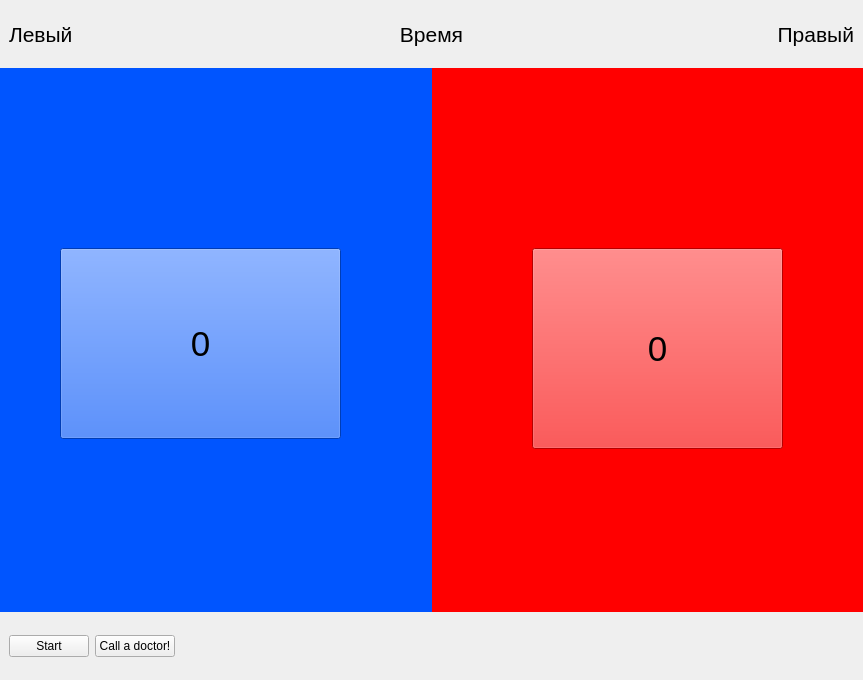
Before: the Qt Designer form PointFighting/fighting_table.ui in BarsukAlexey/xelarogi, drawn with Qt 5.
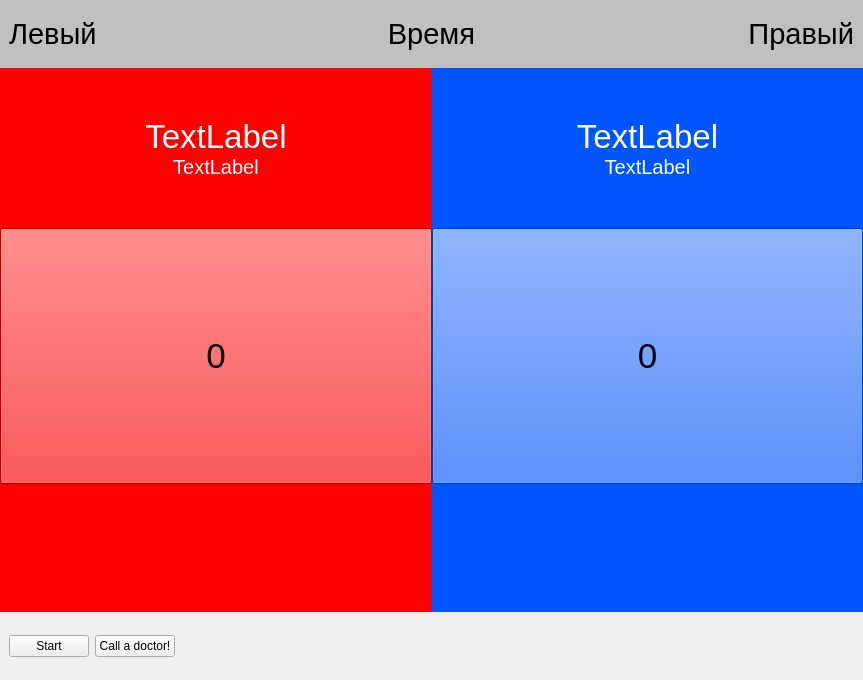
After: the same form once the commit is applied.

```diff
--- a/PointFighting/fighting_table.ui
+++ b/PointFighting/fighting_table.ui
@@ -33,11 +33,11 @@
     <widget class="QWidget" name="widgetRoof" native="true">
      <property name="font">
       <font>
-       <pointsize>16</pointsize>
+       <pointsize>22</pointsize>
       </font>
      </property>
      <property name="styleSheet">
-      <string notr="true"/>
+      <string notr="true">background-color: rgb(192, 192, 192);</string>
      </property>
      <layout class="QGridLayout" name="gridLayout_2">
       <item row="0" column="0">
@@ -70,54 +70,296 @@
      </layout>
     </widget>
    </item>
-   <item row="1" column="0">
-    <widget class="QWidget" name="widgetLeft" native="true">
-     <property name="styleSheet">
-      <string notr="true">background-color: rgb(0, 85, 255);</string>
-     </property>
-     <widget class="QPushButton" name="pushButtonPointLeft">
-      <property name="geometry">
-       <rect>
-        <x>60</x>
-        <y>180</y>
-        <width>281</width>
-        <height>191</height>
-       </rect>
-      </property>
-      <property name="font">
-       <font>
-        <pointsize>26</pointsize>
-       </font>
-      </property>
-      <property name="text">
-       <string>0</string>
-      </property>
-     </widget>
-    </widget>
-   </item>
    <item row="1" column="1">
     <widget class="QWidget" name="widgetRight" native="true">
      <property name="styleSheet">
-      <string notr="true">background-color: rgb(255, 0, 0);</string>
+      <string notr="true">background-color: rgb(0, 85, 255);</string>
      </property>
-     <widget class="QPushButton" name="pushButtonPointRight">
-      <property name="geometry">
-       <rect>
-        <x>100</x>
-        <y>180</y>
-        <width>251</width>
-        <height>201</height>
-       </rect>
+     <layout class="QGridLayout" name="gridLayout_3" rowstretch="0,0,0,0,0,0">
+      <property name="leftMargin">
+       <number>0</number>
       </property>
-      <property name="font">
-       <font>
-        <pointsize>26</pointsize>
-       </font>
+      <property name="topMargin">
+       <number>0</number>
       </property>
-      <property name="text">
-       <string>0</string>
+      <property name="rightMargin">
+       <number>0</number>
       </property>
-     </widget>
+      <property name="bottomMargin">
+       <number>0</number>
+      </property>
+      <property name="spacing">
+       <number>0</number>
+      </property>
+      <item row="4" column="0">
+       <widget class="QPushButton" name="pushButtonPointRight">
+        <property name="minimumSize">
+         <size>
+          <width>0</width>
+          <height>256</height>
+         </size>
+        </property>
+        <property name="font">
+         <font>
+          <pointsize>26</pointsize>
+         </font>
+        </property>
+        <property name="text">
+         <string>0</string>
+        </property>
+        <property name="checkable">
+         <bool>false</bool>
+        </property>
+       </widget>
+      </item>
+      <item row="0" column="0">
+       <spacer name="verticalSpacer_2">
+        <property name="orientation">
+         <enum>Qt::Vertical</enum>
+        </property>
+        <property name="sizeHint" stdset="0">
+         <size>
+          <width>20</width>
+          <height>10</height>
+         </size>
+        </property>
+       </spacer>
+      </item>
+      <item row="5" column="0">
+       <spacer name="verticalSpacer">
+        <property name="orientation">
+         <enum>Qt::Vertical</enum>
+        </property>
+        <property name="sizeHint" stdset="0">
+         <size>
+          <width>20</width>
+          <height>128</height>
+         </size>
+        </property>
+       </spacer>
+      </item>
+      <item row="2" column="0">
+       <widget class="QLabel" name="labelRegion_right">
+        <property name="font">
+         <font>
+          <pointsize>15</pointsize>
+         </font>
+        </property>
+        <property name="styleSheet">
+         <string notr="true">color: rgb(255, 255, 255);</string>
+        </property>
+        <property name="text">
+         <string>TextLabel</string>
+        </property>
+        <property name="alignment">
+         <set>Qt::AlignCenter</set>
+        </property>
+       </widget>
+      </item>
+      <item row="1" column="0">
+       <widget class="QLabel" name="labelFIO_right">
+        <property name="palette">
+         <palette>
+          <active>
+           <colorrole role="WindowText">
+            <brush brushstyle="SolidPattern">
+             <color alpha="255">
+              <red>255</red>
+              <green>255</green>
+              <blue>255</blue>
+             </color>
+            </brush>
+           </colorrole>
+           <colorrole role="Button">
+            <brush brushstyle="SolidPattern">
+             <color alpha="255">
+              <red>0</red>
+              <green>85</green>
+              <blue>255</blue>
+             </color>
+            </brush>
+           </colorrole>
+           <colorrole role="Text">
+            <brush brushstyle="SolidPattern">
+             <color alpha="255">
+              <red>255</red>
+              <green>255</green>
+              <blue>255</blue>
+             </color>
+            </brush>
+           </colorrole>
+           <colorrole role="ButtonText">
+            <brush brushstyle="SolidPattern">
+             <color alpha="255">
+              <red>255</red>
+              <green>255</green>
+              <blue>255</blue>
+             </color>
+            </brush>
+           </colorrole>
+           <colorrole role="Base">
+            <brush brushstyle="SolidPattern">
+             <color alpha="255">
+              <red>0</red>
+              <green>85</green>
+              <blue>255</blue>
+             </color>
+            </brush>
+           </colorrole>
+           <colorrole role="Window">
+            <brush brushstyle="SolidPattern">
+             <color alpha="255">
+              <red>0</red>
+              <green>85</green>
+              <blue>255</blue>
+             </color>
+            </brush>
+           </colorrole>
+          </active>
+          <inactive>
+           <colorrole role="WindowText">
+            <brush brushstyle="SolidPattern">
+             <color alpha="255">
+              <red>255</red>
+              <green>255</green>
+              <blue>255</blue>
+             </color>
+            </brush>
+           </colorrole>
+           <colorrole role="Button">
+            <brush brushstyle="SolidPattern">
+             <color alpha="255">
+              <red>0</red>
+              <green>85</green>
+              <blue>255</blue>
+             </color>
+            </brush>
+           </colorrole>
+           <colorrole role="Text">
+            <brush brushstyle="SolidPattern">
+             <color alpha="255">
+              <red>255</red>
+              <green>255</green>
+              <blue>255</blue>
+             </color>
+            </brush>
+           </colorrole>
+           <colorrole role="ButtonText">
+            <brush brushstyle="SolidPattern">
+             <color alpha="255">
+              <red>255</red>
+              <green>255</green>
+              <blue>255</blue>
+             </color>
+            </brush>
+           </colorrole>
+           <colorrole role="Base">
+            <brush brushstyle="SolidPattern">
+             <color alpha="255">
+              <red>0</red>
+              <green>85</green>
+              <blue>255</blue>
+             </color>
+            </brush>
+           </colorrole>
+           <colorrole role="Window">
+            <brush brushstyle="SolidPattern">
+             <color alpha="255">
+              <red>0</red>
+              <green>85</green>
+              <blue>255</blue>
+             </color>
+            </brush>
+           </colorrole>
+          </inactive>
+          <disabled>
+           <colorrole role="WindowText">
+            <brush brushstyle="SolidPattern">
+             <color alpha="255">
+              <red>255</red>
+              <green>255</green>
+              <blue>255</blue>
+             </color>
+            </brush>
+           </colorrole>
+           <colorrole role="Button">
+            <brush brushstyle="SolidPattern">
+             <color alpha="255">
+              <red>0</red>
+              <green>85</green>
+              <blue>255</blue>
+             </color>
+            </brush>
+           </colorrole>
+           <colorrole role="Text">
+            <brush brushstyle="SolidPattern">
+             <color alpha="255">
+              <red>255</red>
+              <green>255</green>
+              <blue>255</blue>
+             </color>
+            </brush>
+           </colorrole>
+           <colorrole role="ButtonText">
+            <brush brushstyle="SolidPattern">
+             <color alpha="255">
+              <red>255</red>
+              <green>255</green>
+              <blue>255</blue>
+             </color>
+            </brush>
+           </colorrole>
+           <colorrole role="Base">
+            <brush brushstyle="SolidPattern">
+             <color alpha="255">
+              <red>0</red>
+              <green>85</green>
+              <blue>255</blue>
+             </color>
+            </brush>
+           </colorrole>
+           <colorrole role="Window">
+            <brush brushstyle="SolidPattern">
+             <color alpha="255">
+              <red>0</red>
+              <green>85</green>
+              <blue>255</blue>
+             </color>
+            </brush>
+           </colorrole>
+          </disabled>
+         </palette>
+        </property>
+        <property name="font">
+         <font>
+          <pointsize>25</pointsize>
+         </font>
+        </property>
+        <property name="styleSheet">
+         <string notr="true">color: rgb(255, 255, 255);</string>
+        </property>
+        <property name="text">
+         <string>TextLabel</string>
+        </property>
+        <property name="alignment">
+         <set>Qt::AlignCenter</set>
+        </property>
+       </widget>
+      </item>
+      <item row="3" column="0">
+       <spacer name="verticalSpacer_3">
+        <property name="orientation">
+         <enum>Qt::Vertical</enum>
+        </property>
+        <property name="sizeHint" stdset="0">
+         <size>
+          <width>20</width>
+          <height>40</height>
+         </size>
+        </property>
+       </spacer>
+      </item>
+     </layout>
     </widget>
    </item>
    <item row="2" column="0" colspan="2">
@@ -156,6 +398,307 @@
      </layout>
     </widget>
    </item>
+   <item row="1" column="0">
+    <widget class="QWidget" name="widgetLeft" native="true">
+     <property name="styleSheet">
+      <string notr="true">background-color: rgb(255, 0, 0);</string>
+     </property>
+     <layout class="QGridLayout" name="gridLayout_4" rowstretch="0,0,0,0,0,0">
+      <property name="leftMargin">
+       <number>0</number>
+      </property>
+      <property name="topMargin">
+       <number>0</number>
+      </property>
+      <property name="rightMargin">
+       <number>0</number>
+      </property>
+      <property name="bottomMargin">
+       <number>0</number>
+      </property>
+      <property name="spacing">
+       <number>0</number>
+      </property>
+      <item row="5" column="0">
+       <spacer name="verticalSpacer_6">
+        <property name="orientation">
+         <enum>Qt::Vertical</enum>
+        </property>
+        <property name="sizeType">
+         <enum>QSizePolicy::Expanding</enum>
+        </property>
+        <property name="sizeHint" stdset="0">
+         <size>
+          <width>20</width>
+          <height>128</height>
+         </size>
+        </property>
+       </spacer>
+      </item>
+      <item row="0" column="0">
+       <spacer name="verticalSpacer_4">
+        <property name="orientation">
+         <enum>Qt::Vertical</enum>
+        </property>
+        <property name="sizeHint" stdset="0">
+         <size>
+          <width>20</width>
+          <height>10</height>
+         </size>
+        </property>
+       </spacer>
+      </item>
+      <item row="2" column="0">
+       <widget class="QLabel" name="labelRegion_left">
+        <property name="font">
+         <font>
+          <pointsize>15</pointsize>
+         </font>
+        </property>
+        <property name="styleSheet">
+         <string notr="true">color: rgb(255, 255, 255);</string>
+        </property>
+        <property name="text">
+         <string>TextLabel</string>
+        </property>
+        <property name="alignment">
+         <set>Qt::AlignCenter</set>
+        </property>
+       </widget>
+      </item>
+      <item row="4" column="0">
+       <widget class="QPushButton" name="pushButtonPointLeft">
+        <property name="minimumSize">
+         <size>
+          <width>0</width>
+          <height>256</height>
+         </size>
+        </property>
+        <property name="font">
+         <font>
+          <pointsize>26</pointsize>
+         </font>
+        </property>
+        <property name="text">
+         <string>0</string>
+        </property>
+        <property name="autoDefault">
+         <bool>false</bool>
+        </property>
+        <property name="default">
+         <bool>false</bool>
+        </property>
+        <property name="flat">
+         <bool>false</bool>
+        </property>
+       </widget>
+      </item>
+      <item row="1" column="0">
+       <widget class="QLabel" name="labelFIO_left">
+        <property name="palette">
+         <palette>
+          <active>
+           <colorrole role="WindowText">
+            <brush brushstyle="SolidPattern">
+             <color alpha="255">
+              <red>255</red>
+              <green>255</green>
+              <blue>255</blue>
+             </color>
+            </brush>
+           </colorrole>
+           <colorrole role="Button">
+            <brush brushstyle="SolidPattern">
+             <color alpha="255">
+              <red>255</red>
+              <green>0</green>
+              <blue>0</blue>
+             </color>
+            </brush>
+           </colorrole>
+           <colorrole role="Text">
+            <brush brushstyle="SolidPattern">
+             <color alpha="255">
+              <red>255</red>
+              <green>255</green>
+              <blue>255</blue>
+             </color>
+            </brush>
+           </colorrole>
+           <colorrole role="ButtonText">
+            <brush brushstyle="SolidPattern">
+             <color alpha="255">
+              <red>255</red>
+              <green>255</green>
+              <blue>255</blue>
+             </color>
+            </brush>
+           </colorrole>
+           <colorrole role="Base">
+            <brush brushstyle="SolidPattern">
+             <color alpha="255">
+              <red>255</red>
+              <green>0</green>
+              <blue>0</blue>
+             </color>
+            </brush>
+           </colorrole>
+           <colorrole role="Window">
+            <brush brushstyle="SolidPattern">
+             <color alpha="255">
+              <red>255</red>
+              <green>0</green>
+              <blue>0</blue>
+             </color>
+            </brush>
+           </colorrole>
+          </active>
+          <inactive>
+           <colorrole role="WindowText">
+            <brush brushstyle="SolidPattern">
+             <color alpha="255">
+              <red>255</red>
+              <green>255</green>
+              <blue>255</blue>
+             </color>
+            </brush>
+           </colorrole>
+           <colorrole role="Button">
+            <brush brushstyle="SolidPattern">
+             <color alpha="255">
+              <red>255</red>
+              <green>0</green>
+              <blue>0</blue>
+             </color>
+            </brush>
+           </colorrole>
+           <colorrole role="Text">
+            <brush brushstyle="SolidPattern">
+             <color alpha="255">
+              <red>255</red>
+              <green>255</green>
+              <blue>255</blue>
+             </color>
+            </brush>
+           </colorrole>
+           <colorrole role="ButtonText">
+            <brush brushstyle="SolidPattern">
+             <color alpha="255">
+              <red>255</red>
+              <green>255</green>
+              <blue>255</blue>
+             </color>
+            </brush>
+           </colorrole>
+           <colorrole role="Base">
+            <brush brushstyle="SolidPattern">
+             <color alpha="255">
+              <red>255</red>
+              <green>0</green>
+              <blue>0</blue>
+             </color>
+            </brush>
+           </colorrole>
+           <colorrole role="Window">
+            <brush brushstyle="SolidPattern">
+             <color alpha="255">
+              <red>255</red>
+              <green>0</green>
+              <blue>0</blue>
+             </color>
+            </brush>
+           </colorrole>
+          </inactive>
+          <disabled>
+           <colorrole role="WindowText">
+            <brush brushstyle="SolidPattern">
+             <color alpha="255">
+              <red>255</red>
+              <green>255</green>
+              <blue>255</blue>
+             </color>
+            </brush>
+           </colorrole>
+           <colorrole role="Button">
+            <brush brushstyle="SolidPattern">
+             <color alpha="255">
+              <red>255</red>
+              <green>0</green>
+              <blue>0</blue>
+             </color>
+            </brush>
+           </colorrole>
+           <colorrole role="Text">
+            <brush brushstyle="SolidPattern">
+             <color alpha="255">
+              <red>255</red>
+              <green>255</green>
+              <blue>255</blue>
+             </color>
+            </brush>
+           </colorrole>
+           <colorrole role="ButtonText">
+            <brush brushstyle="SolidPattern">
+             <color alpha="255">
+              <red>255</red>
+              <green>255</green>
+              <blue>255</blue>
+             </color>
+            </brush>
+           </colorrole>
+           <colorrole role="Base">
+            <brush brushstyle="SolidPattern">
+             <color alpha="255">
+              <red>255</red>
+              <green>0</green>
+              <blue>0</blue>
+             </color>
+            </brush>
+           </colorrole>
+           <colorrole role="Window">
+            <brush brushstyle="SolidPattern">
+             <color alpha="255">
+              <red>255</red>
+              <green>0</green>
+              <blue>0</blue>
+             </color>
+            </brush>
+           </colorrole>
+          </disabled>
+         </palette>
+        </property>
+        <property name="font">
+         <font>
+          <pointsize>25</pointsize>
+         </font>
+        </property>
+        <property name="styleSheet">
+         <string notr="true">color: rgb(255, 255, 255);</string>
+        </property>
+        <property name="text">
+         <string>TextLabel</string>
+        </property>
+        <property name="alignment">
+         <set>Qt::AlignCenter</set>
+        </property>
+       </widget>
+      </item>
+      <item row="3" column="0">
+       <spacer name="verticalSpacer_5">
+        <property name="orientation">
+         <enum>Qt::Vertical</enum>
+        </property>
+        <property name="sizeHint" stdset="0">
+         <size>
+          <width>20</width>
+          <height>40</height>
+         </size>
+        </property>
+       </spacer>
+      </item>
+     </layout>
+    </widget>
+   </item>
   </layout>
  </widget>
  <resources/>
```
Left out of the diff: 17 changed lines with no effect on the pictures.
